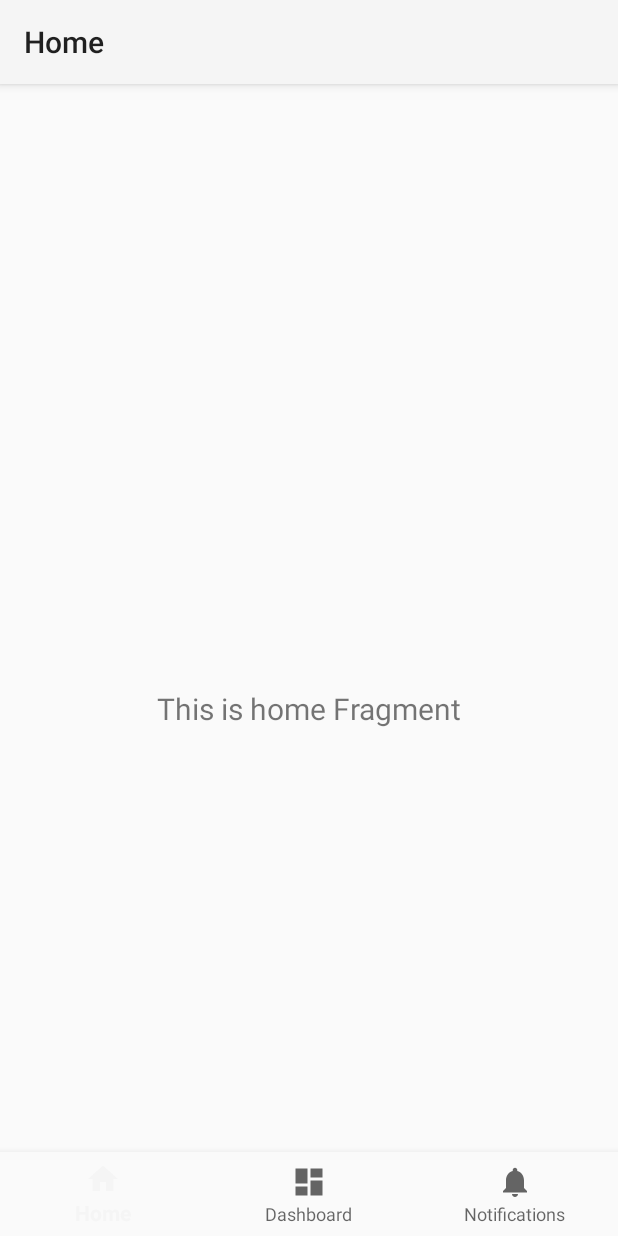
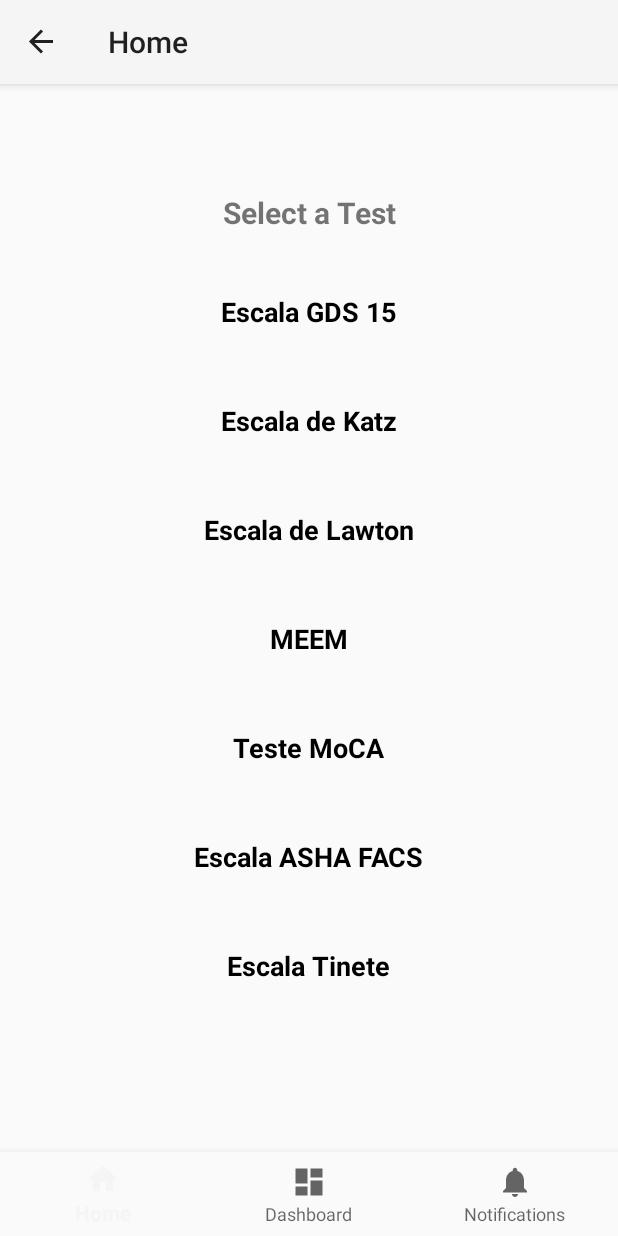
Before and after one commit to igorrCarvalho/medApp, an Android app: the screen it shows after launch (MainActivity), on a phone screen of 412 x 824 dp. Run offline under Robolectric (Android 15) with nearby library versions, the phone set to English and light mode, and no system bars; our stand-ins replace navigation-ui.

Commit message:
First changes to show tests

```diff
--- a/app/build.gradle.kts
+++ b/app/build.gradle.kts
@@ -1,6 +1,7 @@
 plugins {
     alias(libs.plugins.android.application)
     alias(libs.plugins.kotlin.android)
+    alias(libs.plugins.navigation.safeargs)
 }
 
 android {
@@ -39,7 +40,7 @@ android {
 }
 
 dependencies {
-
+    implementation(libs.androidx.cardview)
     implementation(libs.androidx.core.ktx)
     implementation(libs.androidx.appcompat)
     implementation(libs.material)
--- a/app/src/main/java/app/medapp/MainActivity.kt
+++ b/app/src/main/java/app/medapp/MainActivity.kt
@@ -26,7 +26,7 @@ class MainActivity : AppCompatActivity() {
         // menu should be considered as top level destinations.
         val appBarConfiguration = AppBarConfiguration(
             setOf(
-                R.id.navigation_home, R.id.navigation_dashboard, R.id.navigation_notifications
+                 R.id.navigation_dashboard, R.id.navigation_notifications
             )
         )
         setupActionBarWithNavController(navController, appBarConfiguration)
--- /dev/null
+++ b/app/src/main/java/app/medapp/ui/QuizAdapter.kt
@@ -0,0 +1,31 @@
+package app.medapp.ui
+
+import android.view.LayoutInflater
+import android.view.ViewGroup
+import androidx.recyclerview.widget.RecyclerView
+import app.medapp.databinding.ItemQuizCardBinding
+
+class QuizAdapter(
+    private val quizList: List<String>,
+    private val onQuizClick: (String) -> Unit
+) : RecyclerView.Adapter<QuizAdapter.QuizViewHolder>() {
+
+    inner class QuizViewHolder(private val binding: ItemQuizCardBinding) :
+        RecyclerView.ViewHolder(binding.root) {
+        fun bind(quizName: String) {
+            binding.quizTitle.text = quizName
+            binding.root.setOnClickListener { onQuizClick(quizName) }
+        }
+    }
+
+    override fun onCreateViewHolder(parent: ViewGroup, viewType: Int): QuizViewHolder {
+        val binding = ItemQuizCardBinding.inflate(LayoutInflater.from(parent.context), parent, false)
+        return QuizViewHolder(binding)
+    }
+
+    override fun onBindViewHolder(holder: QuizViewHolder, position: Int) {
+        holder.bind(quizList[position])
+    }
+
+    override fun getItemCount() = quizList.size
+}
--- a/app/src/main/java/app/medapp/ui/home/HomeFragment.kt
+++ b/app/src/main/java/app/medapp/ui/home/HomeFragment.kt
@@ -4,35 +4,45 @@ import android.os.Bundle
 import android.view.LayoutInflater
 import android.view.View
 import android.view.ViewGroup
-import android.widget.TextView
 import androidx.fragment.app.Fragment
-import androidx.lifecycle.ViewModelProvider
+import androidx.navigation.fragment.findNavController
+import androidx.recyclerview.widget.LinearLayoutManager
 import app.medapp.databinding.FragmentHomeBinding
+import app.medapp.ui.home.HomeFragmentDirections
+import app.medapp.ui.QuizAdapter
 
 class HomeFragment : Fragment() {
 
     private var _binding: FragmentHomeBinding? = null
-
-    // This property is only valid between onCreateView and
-    // onDestroyView.
     private val binding get() = _binding!!
 
+    private val quizList = listOf(
+        "Escala GDS 15",
+        "Escala de Katz",
+        "Escala de Lawton",
+        "MEEM",
+        "Teste MoCA",
+        "Escala ASHA FACS",
+        "Escala Tinete"
+    )
+
     override fun onCreateView(
-        inflater: LayoutInflater,
-        container: ViewGroup?,
+        inflater: LayoutInflater, container: ViewGroup?,
         savedInstanceState: Bundle?
     ): View {
-        val homeViewModel =
-            ViewModelProvider(this).get(HomeViewModel::class.java)
+        _binding = FragmentHomeBinding.inflate(inflater, container, false)
+        return binding.root
+    }
 
-        _binding = FragmentHomeBinding.inflate(inflater, container, false)
-        val root: View = binding.root
+    override fun onViewCreated(view: View, savedInstanceState: Bundle?) {
+        super.onViewCreated(view, savedInstanceState)
 
-        val textView: TextView = binding.textHome
-        homeViewModel.text.observe(viewLifecycleOwner) {
-            textView.text = it
+        binding.recyclerView.layoutManager = LinearLayoutManager(requireContext())
+        binding.recyclerView.adapter = QuizAdapter(quizList) { quizName ->
+            // Navigate to QuizFragment
+            val action = HomeFragmentDirections.actionHomeToQuiz(quizName)
+            findNavController().navigate(action)
         }
-        return root
     }
 
     override fun onDestroyView() {
--- a/app/src/main/java/app/medapp/ui/home/HomeViewModel.kt
+++ /dev/null
@@ -1,13 +0,0 @@
-package app.medapp.ui.home
-
-import androidx.lifecycle.LiveData
-import androidx.lifecycle.MutableLiveData
-import androidx.lifecycle.ViewModel
-
-class HomeViewModel : ViewModel() {
-
-    private val _text = MutableLiveData<String>().apply {
-        value = "This is home Fragment"
-    }
-    val text: LiveData<String> = _text
-}
--- /dev/null
+++ b/app/src/main/java/app/medapp/ui/quiz/QuizFragment.kt
@@ -0,0 +1,30 @@
+package app.medapp.ui.quiz
+
+import android.os.Bundle
+import android.view.LayoutInflater
+import android.view.View
+import android.view.ViewGroup
+import androidx.fragment.app.Fragment
+import app.medapp.databinding.FragmentQuizBinding
+
+class QuizFragment : Fragment() {
+
+    private var _binding: FragmentQuizBinding? = null
+    private val binding get() = _binding!!
+
+    // Retrieve the passed quizName if needed:
+    // private val args: QuizFragmentArgs by navArgs()
+
+    override fun onCreateView(
+        inflater: LayoutInflater, container: ViewGroup?,
+        savedInstanceState: Bundle?
+    ): View {
+        _binding = FragmentQuizBinding.inflate(inflater, container, false)
+        return binding.root
+    }
+
+    override fun onDestroyView() {
+        super.onDestroyView()
+        _binding = null
+    }
+}
--- a/app/src/main/res/layout/fragment_home.xml
+++ b/app/src/main/res/layout/fragment_home.xml
@@ -6,17 +6,29 @@
     android:layout_height="match_parent"
     tools:context=".ui.home.HomeFragment">
 
+    <!-- Title Text -->
     <TextView
         android:id="@+id/text_home"
         android:layout_width="match_parent"
         android:layout_height="wrap_content"
-        android:layout_marginStart="8dp"
-        android:layout_marginTop="8dp"
-        android:layout_marginEnd="8dp"
+        android:layout_marginTop="16dp"
         android:textAlignment="center"
+        android:text="Select a Test"
         android:textSize="20sp"
+        android:textStyle="bold"
+        app:layout_constraintTop_toTopOf="parent"
+        app:layout_constraintStart_toStartOf="parent"
+        app:layout_constraintEnd_toEndOf="parent"/>
+
+    <!-- RecyclerView for Quiz Cards -->
+    <androidx.recyclerview.widget.RecyclerView
+        android:id="@+id/recyclerView"
+        android:layout_width="match_parent"
+        android:layout_height="0dp"
+        android:layout_marginTop="16dp"
+        app:layoutManager="androidx.recyclerview.widget.LinearLayoutManager"
+        app:layout_constraintTop_toBottomOf="@id/text_home"
         app:layout_constraintBottom_toBottomOf="parent"
-        app:layout_constraintEnd_toEndOf="parent"
         app:layout_constraintStart_toStartOf="parent"
-        app:layout_constraintTop_toTopOf="parent" />
+        app:layout_constraintEnd_toEndOf="parent"/>
 </androidx.constraintlayout.widget.ConstraintLayout>
--- /dev/null
+++ b/app/src/main/res/layout/fragment_quiz.xml
@@ -0,0 +1,19 @@
+<?xml version="1.0" encoding="utf-8"?>
+<androidx.constraintlayout.widget.ConstraintLayout
+    xmlns:android="http://schemas.android.com/apk/res/android"
+    xmlns:app="http://schemas.android.com/apk/res-auto"
+    android:layout_width="match_parent"
+    android:layout_height="match_parent">
+
+    <!-- Add your quiz UI elements here -->
+    <TextView
+        android:id="@+id/quizTitleTextView"
+        android:layout_width="wrap_content"
+        android:layout_height="wrap_content"
+        android:text="Quiz Screen"
+        app:layout_constraintTop_toTopOf="parent"
+        app:layout_constraintStart_toStartOf="parent"
+        app:layout_constraintEnd_toEndOf="parent"
+        android:layout_marginTop="16dp" />
+
+</androidx.constraintlayout.widget.ConstraintLayout>
--- /dev/null
+++ b/app/src/main/res/layout/item_quiz_card.xml
@@ -0,0 +1,20 @@
+<?xml version="1.0" encoding="utf-8"?>
+<LinearLayout
+    xmlns:android="http://schemas.android.com/apk/res/android"
+    android:layout_width="match_parent"
+    android:layout_height="wrap_content"
+    android:layout_margin="8dp"
+
+    android:orientation="vertical"
+    android:padding="16dp"
+    android:gravity="center_horizontal">
+
+    <TextView
+        android:id="@+id/quizTitle"
+        android:layout_width="wrap_content"
+        android:layout_height="wrap_content"
+        android:textSize="18sp"
+        android:textColor="@android:color/black"
+        android:textStyle="bold"/>
+
+</LinearLayout>
--- a/app/src/main/res/navigation/mobile_navigation.xml
+++ b/app/src/main/res/navigation/mobile_navigation.xml
@@ -9,7 +9,22 @@
         android:id="@+id/navigation_home"
         android:name="app.medapp.ui.home.HomeFragment"
         android:label="@string/title_home"
-        tools:layout="@layout/fragment_home" />
+        tools:layout="@layout/fragment_home">
+
+        <action
+            android:id="@+id/action_home_to_quiz"
+            app:destination="@id/navigation_quiz" />
+    </fragment>
+
+    <fragment
+        android:id="@+id/navigation_quiz"
+        android:name="app.medapp.ui.quiz.QuizFragment"
+        android:label="Quiz"
+        tools:layout="@layout/fragment_quiz">
+        <argument
+            android:name="quizName"
+            app:argType="string" />
+    </fragment>
 
     <fragment
         android:id="@+id/navigation_dashboard"
--- a/build.gradle.kts
+++ b/build.gradle.kts
@@ -2,4 +2,5 @@
 plugins {
     alias(libs.plugins.android.application) apply false
     alias(libs.plugins.kotlin.android) apply false
+    alias(libs.plugins.navigation.safeargs) apply false
 }
--- a/gradle/libs.versions.toml
+++ b/gradle/libs.versions.toml
@@ -14,6 +14,7 @@ navigationFragmentKtx = "2.6.0"
 navigationUiKtx = "2.6.0"
 
 [libraries]
+androidx-cardview = { module = "androidx.cardview:cardview", version = "1.0.0" }
 androidx-core-ktx = { group = "androidx.core", name = "core-ktx", version.ref = "coreKtx" }
 junit = { group = "junit", name = "junit", version.ref = "junit" }
 androidx-junit = { group = "androidx.test.ext", name = "junit", version.ref = "junitVersion" }
@@ -27,5 +28,6 @@ androidx-navigation-fragment-ktx = { group = "androidx.navigation", name = "navi
 androidx-navigation-ui-ktx = { group = "androidx.navigation", name = "navigation-ui-ktx", version.ref = "navigationUiKtx" }
 
 [plugins]
+navigation-safeargs = { id = "androidx.navigation.safeargs", version = "2.5.3" }
 android-application = { id = "com.android.application", version.ref = "agp" }
 kotlin-android = { id = "org.jetbrains.kotlin.android", version.ref = "kotlin" }
```
Also changed, not shown: 1 other file.
